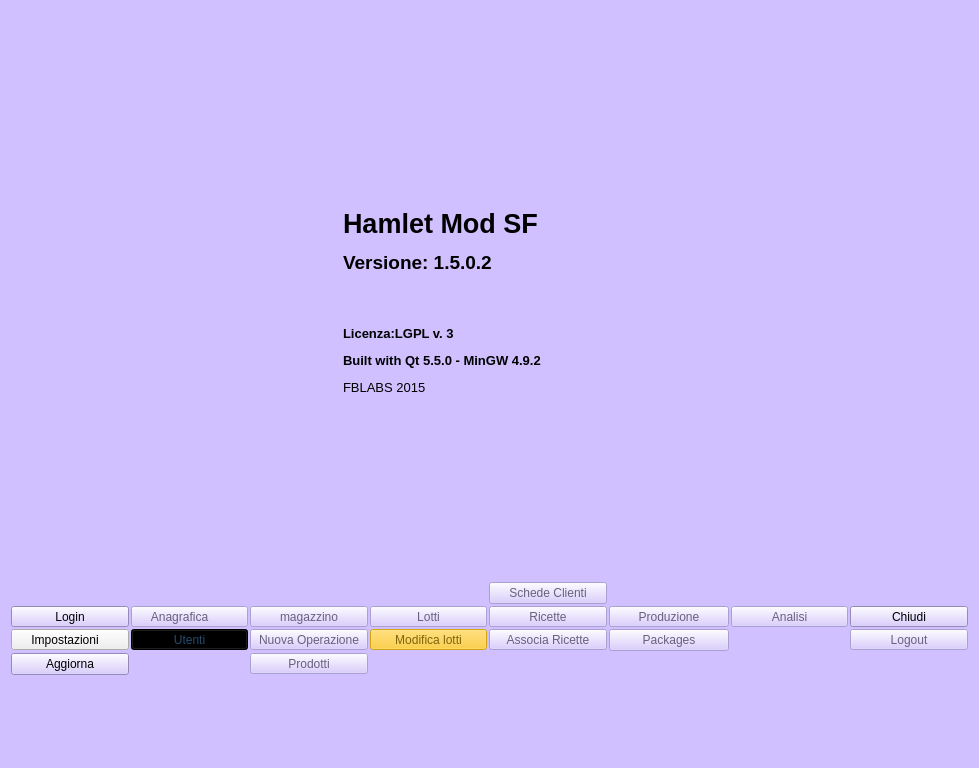
This is mainwindow.ui in starwork/hamlet-mod-sanremofoods as Qt 5 draws it before an edit. The edited form follows.
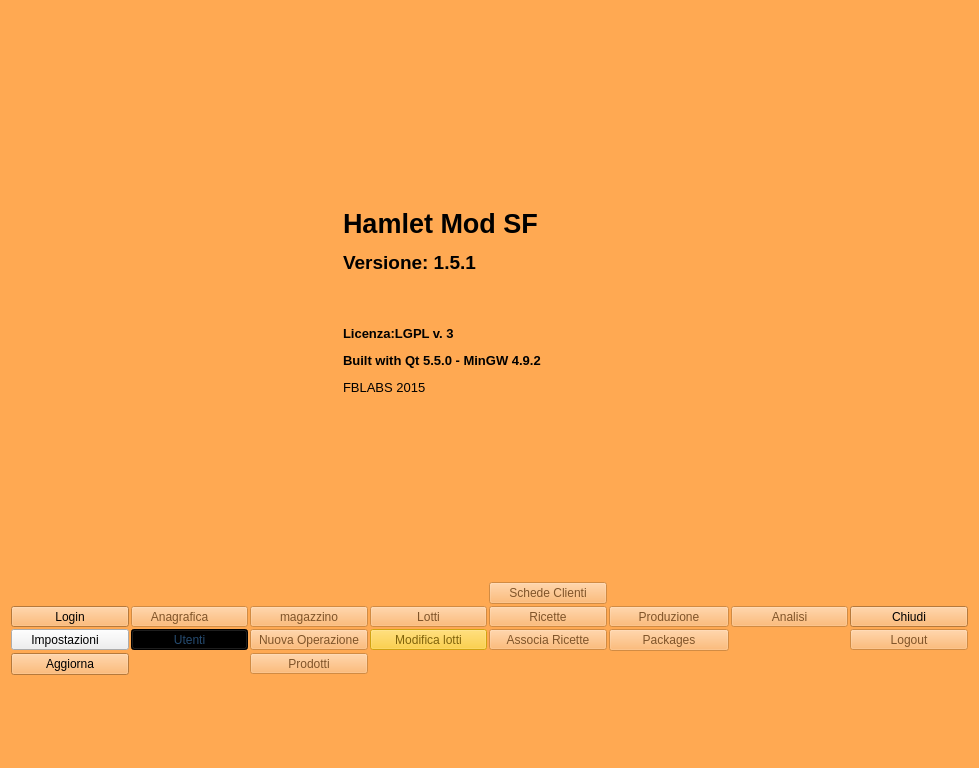
This is the edited form. Icons and pictures are not drawn.

Diff of the .ui file:
```diff
--- a/mainwindow.ui
+++ b/mainwindow.ui
@@ -28,9 +28,9 @@
      <colorrole role="Button">
       <brush brushstyle="SolidPattern">
        <color alpha="255">
-        <red>208</red>
-        <green>192</green>
-        <blue>255</blue>
+        <red>255</red>
+        <green>169</green>
+        <blue>82</blue>
        </color>
       </brush>
      </colorrole>
@@ -38,35 +38,35 @@
       <brush brushstyle="SolidPattern">
        <color alpha="255">
         <red>255</red>
-        <green>255</green>
-        <blue>255</blue>
+        <green>233</green>
+        <blue>210</blue>
        </color>
       </brush>
      </colorrole>
      <colorrole role="Midlight">
       <brush brushstyle="SolidPattern">
        <color alpha="255">
-        <red>231</red>
-        <green>223</green>
-        <blue>255</blue>
+        <red>255</red>
+        <green>201</green>
+        <blue>146</blue>
        </color>
       </brush>
      </colorrole>
      <colorrole role="Dark">
       <brush brushstyle="SolidPattern">
        <color alpha="255">
-        <red>104</red>
-        <green>96</green>
-        <blue>127</blue>
+        <red>127</red>
+        <green>84</green>
+        <blue>41</blue>
        </color>
       </brush>
      </colorrole>
      <colorrole role="Mid">
       <brush brushstyle="SolidPattern">
        <color alpha="255">
-        <red>139</red>
-        <green>128</green>
-        <blue>170</blue>
+        <red>170</red>
+        <green>113</green>
+        <blue>54</blue>
        </color>
       </brush>
      </colorrole>
@@ -109,9 +109,9 @@
      <colorrole role="Window">
       <brush brushstyle="SolidPattern">
        <color alpha="255">
-        <red>208</red>
-        <green>192</green>
-        <blue>255</blue>
+        <red>255</red>
+        <green>169</green>
+        <blue>82</blue>
        </color>
       </brush>
      </colorrole>
@@ -127,9 +127,9 @@
      <colorrole role="AlternateBase">
       <brush brushstyle="SolidPattern">
        <color alpha="255">
-        <red>231</red>
-        <green>223</green>
-        <blue>255</blue>
+        <red>255</red>
+        <green>212</green>
+        <blue>168</blue>
        </color>
       </brush>
      </colorrole>
@@ -165,9 +165,9 @@
      <colorrole role="Button">
       <brush brushstyle="SolidPattern">
        <color alpha="255">
-        <red>208</red>
-        <green>192</green>
-        <blue>255</blue>
+        <red>255</red>
+        <green>169</green>
+        <blue>82</blue>
        </color>
       </brush>
      </colorrole>
@@ -175,35 +175,35 @@
       <brush brushstyle="SolidPattern">
        <color alpha="255">
         <red>255</red>
-        <green>255</green>
-        <blue>255</blue>
+        <green>233</green>
+        <blue>210</blue>
        </color>
       </brush>
      </colorrole>
      <colorrole role="Midlight">
       <brush brushstyle="SolidPattern">
        <color alpha="255">
-        <red>231</red>
-        <green>223</green>
-        <blue>255</blue>
+        <red>255</red>
+        <green>201</green>
+        <blue>146</blue>
        </color>
       </brush>
      </colorrole>
      <colorrole role="Dark">
       <brush brushstyle="SolidPattern">
        <color alpha="255">
-        <red>104</red>
-        <green>96</green>
-        <blue>127</blue>
+        <red>127</red>
+        <green>84</green>
+        <blue>41</blue>
        </color>
       </brush>
      </colorrole>
      <colorrole role="Mid">
       <brush brushstyle="SolidPattern">
        <color alpha="255">
-        <red>139</red>
-        <green>128</green>
-        <blue>170</blue>
+        <red>170</red>
+        <green>113</green>
+        <blue>54</blue>
        </color>
       </brush>
      </colorrole>
@@ -246,9 +246,9 @@
      <colorrole role="Window">
       <brush brushstyle="SolidPattern">
        <color alpha="255">
-        <red>208</red>
-        <green>192</green>
-        <blue>255</blue>
+        <red>255</red>
+        <green>169</green>
+        <blue>82</blue>
        </color>
       </brush>
      </colorrole>
@@ -264,9 +264,9 @@
      <colorrole role="AlternateBase">
       <brush brushstyle="SolidPattern">
        <color alpha="255">
-        <red>231</red>
-        <green>223</green>
-        <blue>255</blue>
+        <red>255</red>
+        <green>212</green>
+        <blue>168</blue>
        </color>
       </brush>
      </colorrole>
@@ -293,18 +293,18 @@
      <colorrole role="WindowText">
       <brush brushstyle="SolidPattern">
        <color alpha="255">
-        <red>104</red>
-        <green>96</green>
-        <blue>127</blue>
+        <red>127</red>
+        <green>84</green>
+        <blue>41</blue>
        </color>
       </brush>
      </colorrole>
      <colorrole role="Button">
       <brush brushstyle="SolidPattern">
        <color alpha="255">
-        <red>208</red>
-        <green>192</green>
-        <blue>255</blue>
+        <red>255</red>
+        <green>169</green>
+        <blue>82</blue>
        </color>
       </brush>
      </colorrole>
@@ -312,44 +312,44 @@
       <brush brushstyle="SolidPattern">
        <color alpha="255">
         <red>255</red>
-        <green>255</green>
-        <blue>255</blue>
+        <green>233</green>
+        <blue>210</blue>
        </color>
       </brush>
      </colorrole>
      <colorrole role="Midlight">
       <brush brushstyle="SolidPattern">
        <color alpha="255">
-        <red>231</red>
-        <green>223</green>
-        <blue>255</blue>
+        <red>255</red>
+        <green>201</green>
+        <blue>146</blue>
        </color>
       </brush>
      </colorrole>
      <colorrole role="Dark">
       <brush brushstyle="SolidPattern">
        <color alpha="255">
-        <red>104</red>
-        <green>96</green>
-        <blue>127</blue>
+        <red>127</red>
+        <green>84</green>
+        <blue>41</blue>
        </color>
       </brush>
      </colorrole>
      <colorrole role="Mid">
       <brush brushstyle="SolidPattern">
        <color alpha="255">
-        <red>139</red>
-        <green>128</green>
-        <blue>170</blue>
+        <red>170</red>
+        <green>113</green>
+        <blue>54</blue>
        </color>
       </brush>
      </colorrole>
      <colorrole role="Text">
       <brush brushstyle="SolidPattern">
        <color alpha="255">
-        <red>104</red>
-        <green>96</green>
-        <blue>127</blue>
+        <red>127</red>
+        <green>84</green>
+        <blue>41</blue>
        </color>
       </brush>
      </colorrole>
@@ -365,27 +365,27 @@
      <colorrole role="ButtonText">
       <brush brushstyle="SolidPattern">
        <color alpha="255">
-        <red>104</red>
-        <green>96</green>
-        <blue>127</blue>
+        <red>127</red>
+        <green>84</green>
+        <blue>41</blue>
        </color>
       </brush>
      </colorrole>
      <colorrole role="Base">
       <brush brushstyle="SolidPattern">
        <color alpha="255">
-        <red>208</red>
-        <green>192</green>
-        <blue>255</blue>
+        <red>255</red>
+        <green>169</green>
+        <blue>82</blue>
        </color>
       </brush>
      </colorrole>
      <colorrole role="Window">
       <brush brushstyle="SolidPattern">
        <color alpha="255">
-        <red>208</red>
-        <green>192</green>
-        <blue>255</blue>
+        <red>255</red>
+        <green>169</green>
+        <blue>82</blue>
        </color>
       </brush>
      </colorrole>
@@ -401,9 +401,9 @@
      <colorrole role="AlternateBase">
       <brush brushstyle="SolidPattern">
        <color alpha="255">
-        <red>208</red>
-        <green>192</green>
-        <blue>255</blue>
+        <red>255</red>
+        <green>169</green>
+        <blue>82</blue>
        </color>
       </brush>
      </colorrole>
@@ -938,7 +938,7 @@
          </palette>
         </property>
         <property name="text">
-         <string>&lt;html&gt;&lt;head/&gt;&lt;body&gt;&lt;p&gt;&lt;span style=&quot; font-size:20pt; font-weight:600;&quot;&gt;Hamlet Mod SF&lt;/span&gt;&lt;/p&gt;&lt;p&gt;&lt;span style=&quot; font-size:14pt; font-weight:600;&quot;&gt;Versione: 1.5.0.2&lt;/span&gt;&lt;/p&gt;&lt;p&gt;&lt;br/&gt;&lt;/p&gt;&lt;p&gt;&lt;span style=&quot; font-size:10pt; font-weight:600;&quot;&gt;Licenza:LGPL v. 3&lt;/span&gt;&lt;/p&gt;&lt;p&gt;&lt;span style=&quot; font-size:10pt; font-weight:600;&quot;&gt;Built with Qt 5.5.0 - MinGW 4.9.2&lt;/span&gt;&lt;/p&gt;&lt;p&gt;&lt;span style=&quot; font-size:10pt;&quot;&gt;FBLABS 2015&lt;/span&gt;&lt;/p&gt;&lt;/body&gt;&lt;/html&gt;</string>
+         <string>&lt;html&gt;&lt;head/&gt;&lt;body&gt;&lt;p&gt;&lt;span style=&quot; font-size:20pt; font-weight:600;&quot;&gt;Hamlet Mod SF&lt;/span&gt;&lt;/p&gt;&lt;p&gt;&lt;span style=&quot; font-size:14pt; font-weight:600;&quot;&gt;Versione: 1.5.1&lt;/span&gt;&lt;/p&gt;&lt;p&gt;&lt;br/&gt;&lt;/p&gt;&lt;p&gt;&lt;span style=&quot; font-size:10pt; font-weight:600;&quot;&gt;Licenza:LGPL v. 3&lt;/span&gt;&lt;/p&gt;&lt;p&gt;&lt;span style=&quot; font-size:10pt; font-weight:600;&quot;&gt;Built with Qt 5.5.0 - MinGW 4.9.2&lt;/span&gt;&lt;/p&gt;&lt;p&gt;&lt;span style=&quot; font-size:10pt;&quot;&gt;FBLABS 2015&lt;/span&gt;&lt;/p&gt;&lt;/body&gt;&lt;/html&gt;</string>
         </property>
         <property name="scaledContents">
          <bool>true</bool>
```
Left out of the diff: 44 changed lines with no effect on the pictures.
